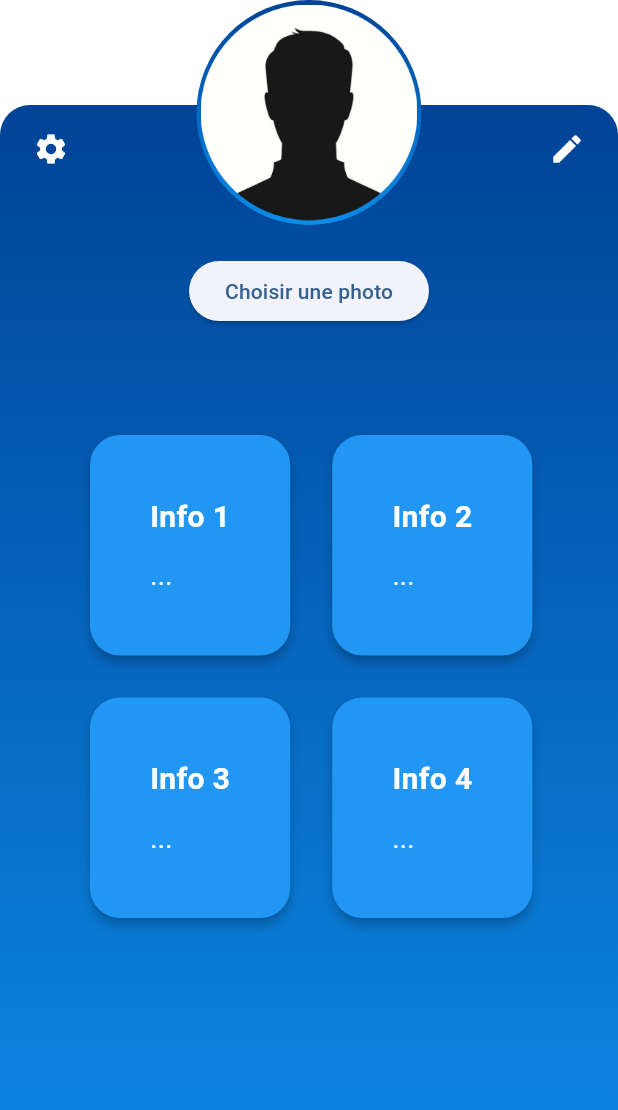
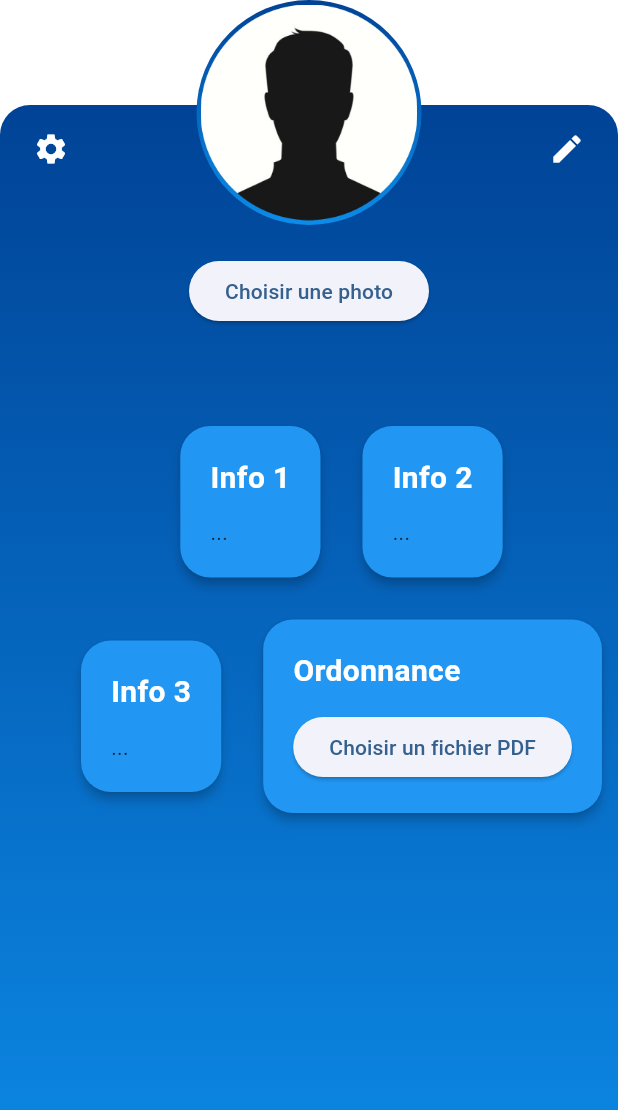
Before and after one commit to PaulDelamare/Diwe_front, a Flutter app: the UserPage screen opened directly, on a phone screen of 412 x 824 dp. Shown: the top 1110 px of the screen. Run offline on Flutter 3.47's test engine with Material 3 defaults, Android fonts, the phone set to English and light mode, and no system bars; our stand-ins replace connectivity, file_picker, fl_chart, flutter_dotenv, flutter_secure_storage, image_picker; accounts and stored records are empty; network calls fail.

```diff
--- a/lib/auth/login_page.dart
+++ b/lib/auth/login_page.dart
@@ -2,7 +2,6 @@ import 'package:diwe_front/auth/auth_page.dart';
 import 'package:diwe_front/main.dart';
 import 'package:flutter/material.dart';
 import '../service/authService.dart';
-import '../../main.dart';
 
 
 
--- a/lib/home/home.dart
+++ b/lib/home/home.dart
@@ -14,6 +14,8 @@ class HomePage extends StatefulWidget {
 
 class _HomePageState extends State<HomePage> {
   String? _selectedUnit = 'mmol/L';
+
+
 
   @override
   Widget build(BuildContext context) {
@@ -70,7 +72,7 @@ class _HomePageState extends State<HomePage> {
                   GlycemicChart(),
                   SizedBox(height: 25),
                   ButtonBlogCard(),
-                  ButtonOrdonnanceCard(),
+                  DownloadOrdonnancePage(),
                   ButtonScanCard(),
                 ],
               ),
--- a/lib/user/infos.dart
+++ b/lib/user/infos.dart
@@ -1,5 +1,8 @@
+import 'dart:io';
+import 'package:diwe_front/service/pdfService.dart';
+import 'package:flutter/material.dart';
+import 'package:file_picker/file_picker.dart';
 import 'package:diwe_front/service/authService.dart';
-import 'package:flutter/material.dart';
 
 class InfosWidget extends StatefulWidget {
   @override
@@ -8,6 +11,7 @@ class InfosWidget extends StatefulWidget {
 
 class _InfosWidgetState extends State<InfosWidget> {
   AuthService _authService = AuthService();
+  pdfService _pdfService = pdfService();
   Map<String, dynamic>? _userData;
 
   @override
@@ -26,11 +30,20 @@ class _InfosWidgetState extends State<InfosWidget> {
     }
   }
 
+  Future<void> _updatePdf(File pdf) async{
+    try{
+      await _pdfService.updateOrdonnance(pdf);
+      print('Telecharger avec succes');
+    }catch(e){
+      print('Erreur lors du telechargement');
+    }
+  }
+
   @override
   Widget build(BuildContext context) {
     return Center(
       child: Container(
-        padding: EdgeInsets.all(16.0),
+        padding: EdgeInsets.all(10.0),
         decoration: BoxDecoration(
           color: Colors.transparent,
         ),
@@ -42,34 +55,48 @@ class _InfosWidgetState extends State<InfosWidget> {
               children: [
                 SizedBox(width: 8),
                 Text(
-                  _userData?['firstname'] ?? '', // Assurez-vous que 'name' est la clé correcte
+                  _userData?['firstname'] ?? '',
                   style: TextStyle(fontSize: 24, color: Colors.white, fontWeight: FontWeight.bold),
                 ),
                 SizedBox(width: 8),
-
                 Text(
-                  _userData?['lastname'] ?? '', // Assurez-vous que 'prenom' est la clé correcte
+                  _userData?['lastname'] ?? '',
                   style: TextStyle(fontSize: 24, color: Colors.white, fontWeight: FontWeight.bold),
                 ),
               ],
             ),
             SizedBox(height: 16),
-
             Row(
               mainAxisAlignment: MainAxisAlignment.center,
               children: [
-                _buildInfoCard('Info 1', _userData?['info1'] ?? '...'),
+                _buildInfoCard('Info 1', Text(('...'))),
                 SizedBox(width: 20),
-                _buildInfoCard('Info 2', _userData?['info2'] ?? '...'),
+                _buildInfoCard('Info 2', Text('...')),
               ],
             ),
             SizedBox(height: 20),
             Row(
               mainAxisAlignment: MainAxisAlignment.center,
               children: [
-                _buildInfoCard('Info 3', _userData?['info3'] ?? '...'),
+                _buildInfoCard('Info 3', Text('...')),
                 SizedBox(width: 20),
-                _buildInfoCard('Info 4', _userData?['info4'] ?? '...'),
+                _buildInfoCard('Ordonnance', ElevatedButton(
+                  onPressed: () async {
+                    FilePickerResult? result = await FilePicker.platform.pickFiles(
+                      type: FileType.custom,
+                      allowedExtensions: ['pdf'],
+                    );
+                    if (result != null) {
+                      File file = File(result.files.single.path!);
+                      await _updatePdf(file);
+                    } else {
+                      // L'utilisateur a annulé le choix de fichier
+                      print("Aucun fichier sélectionné");
+                    }
+                  },
+                  child: Text('Choisir un fichier PDF'),
+                ),
+                ),
               ],
             ),
           ],
@@ -78,7 +105,7 @@ class _InfosWidgetState extends State<InfosWidget> {
     );
   }
 
-  Widget _buildInfoCard(String title, String content) {
+  Widget _buildInfoCard(String title, Widget content) {
     return Card(
       color: Colors.blue,
       elevation: 3,
@@ -86,7 +113,7 @@ class _InfosWidgetState extends State<InfosWidget> {
         borderRadius: BorderRadius.circular(20.0),
       ),
       child: Padding(
-        padding: const EdgeInsets.all(40.0),
+        padding: const EdgeInsets.all(20.0),
         child: Column(
           crossAxisAlignment: CrossAxisAlignment.start,
           children: [
@@ -95,10 +122,7 @@ class _InfosWidgetState extends State<InfosWidget> {
               style: TextStyle(fontSize: 20, color: Colors.white, fontWeight: FontWeight.bold),
             ),
             SizedBox(height: 12),
-            Text(
-              content,
-              style: TextStyle(fontSize: 18, color: Colors.white),
-            ),
+            content
           ],
         ),
       ),
--- a/pubspec.yaml
+++ b/pubspec.yaml
@@ -41,8 +41,9 @@ dependencies:
   flutter_dotenv: ^5.1.0
   url_launcher: ^6.0.9
   connectivity: ^3.0.6
-
   image_picker: ^0.8.4
+  file_picker: ^8.0.0+1
+  http_parser: ^4.0.0
 
 dev_dependencies:
   flutter_test:
```
Also changed, not shown: lib/home/buttonOrdonnance.dart (+26 -14 lines), lib/service/pdfService.dart (added, +103 -0 lines), pubspec.lock, 1 other file.
